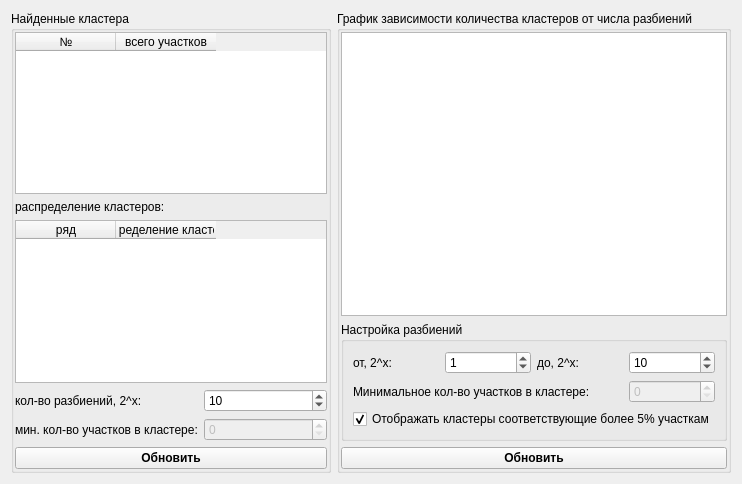
Above: src/splitsclusterisationtune.ui from zOrg1331/qznonstat before the change. Below: the same form after it.
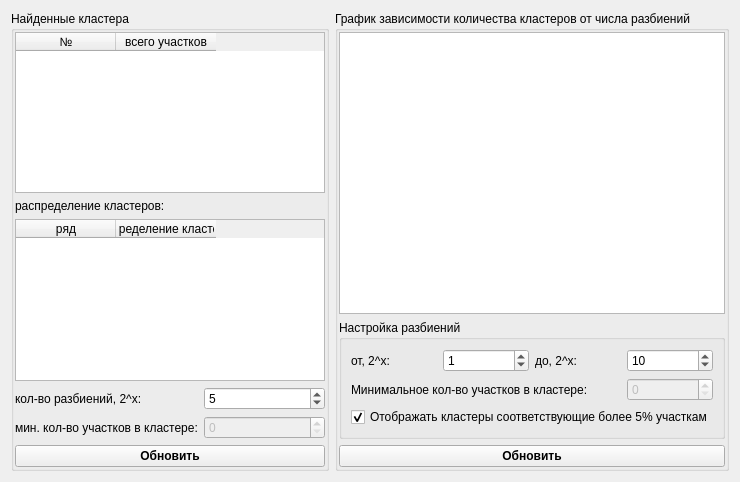
That is the form after the change.

Commit message: упростил интерфейс кластеризации

```diff
--- a/src/splitsclusterisationtune.ui
+++ b/src/splitsclusterisationtune.ui
@@ -6,8 +6,8 @@
    <rect>
     <x>0</x>
     <y>0</y>
-    <width>742</width>
-    <height>484</height>
+    <width>740</width>
+    <height>482</height>
    </rect>
   </property>
   <property name="windowTitle">
@@ -69,7 +69,7 @@
              <number>99999</number>
             </property>
             <property name="value">
-             <number>10</number>
+             <number>5</number>
             </property>
            </widget>
           </item>
```
The commit also changes 3 other files.
